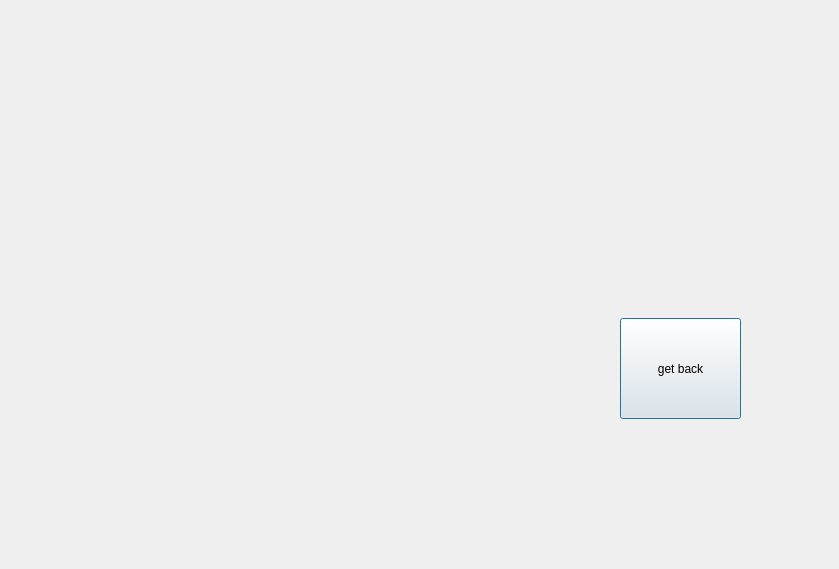
Old version of the form GUI/signup_window.ui in the repository mahmoudhossamws/Face-Recognition-Login-System.
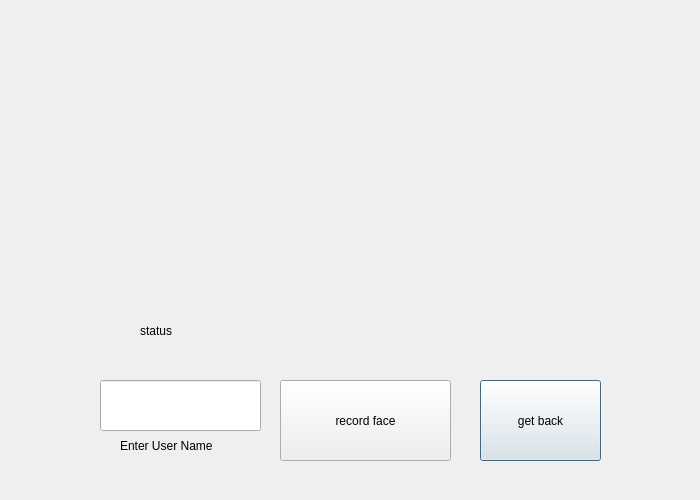
New version of the form.

The edit to the form file:
```diff
--- a/GUI/signup_window.ui
+++ b/GUI/signup_window.ui
@@ -6,8 +6,8 @@
    <rect>
     <x>0</x>
     <y>0</y>
-    <width>839</width>
-    <height>569</height>
+    <width>700</width>
+    <height>500</height>
    </rect>
   </property>
   <property name="windowTitle">
@@ -16,16 +16,76 @@
   <widget class="QPushButton" name="pushButton">
    <property name="geometry">
     <rect>
-     <x>620</x>
-     <y>318</y>
+     <x>480</x>
+     <y>380</y>
      <width>121</width>
-     <height>101</height>
+     <height>81</height>
     </rect>
    </property>
    <property name="text">
     <string>get back</string>
    </property>
   </widget>
+  <widget class="QWidget" name="verticalLayoutWidget">
+   <property name="geometry">
+    <rect>
+     <x>190</x>
+     <y>30</y>
+     <width>311</width>
+     <height>161</height>
+    </rect>
+   </property>
+   <layout class="QVBoxLayout" name="verticalLayout"/>
+  </widget>
+  <widget class="QLineEdit" name="userNameEdit">
+   <property name="geometry">
+    <rect>
+     <x>100</x>
+     <y>380</y>
+     <width>161</width>
+     <height>51</height>
+    </rect>
+   </property>
+  </widget>
+  <widget class="QPushButton" name="snapButton">
+   <property name="geometry">
+    <rect>
+     <x>280</x>
+     <y>380</y>
+     <width>171</width>
+     <height>81</height>
+    </rect>
+   </property>
+   <property name="text">
+    <string>record face</string>
+   </property>
+  </widget>
+  <widget class="QLabel" name="label">
+   <property name="geometry">
+    <rect>
+     <x>120</x>
+     <y>430</y>
+     <width>141</width>
+     <height>31</height>
+    </rect>
+   </property>
+   <property name="text">
+    <string>Enter User Name</string>
+   </property>
+  </widget>
+  <widget class="QLabel" name="status">
+   <property name="geometry">
+    <rect>
+     <x>140</x>
+     <y>280</y>
+     <width>341</width>
+     <height>101</height>
+    </rect>
+   </property>
+   <property name="text">
+    <string>status</string>
+   </property>
+  </widget>
  </widget>
  <resources/>
  <connections/>
```
